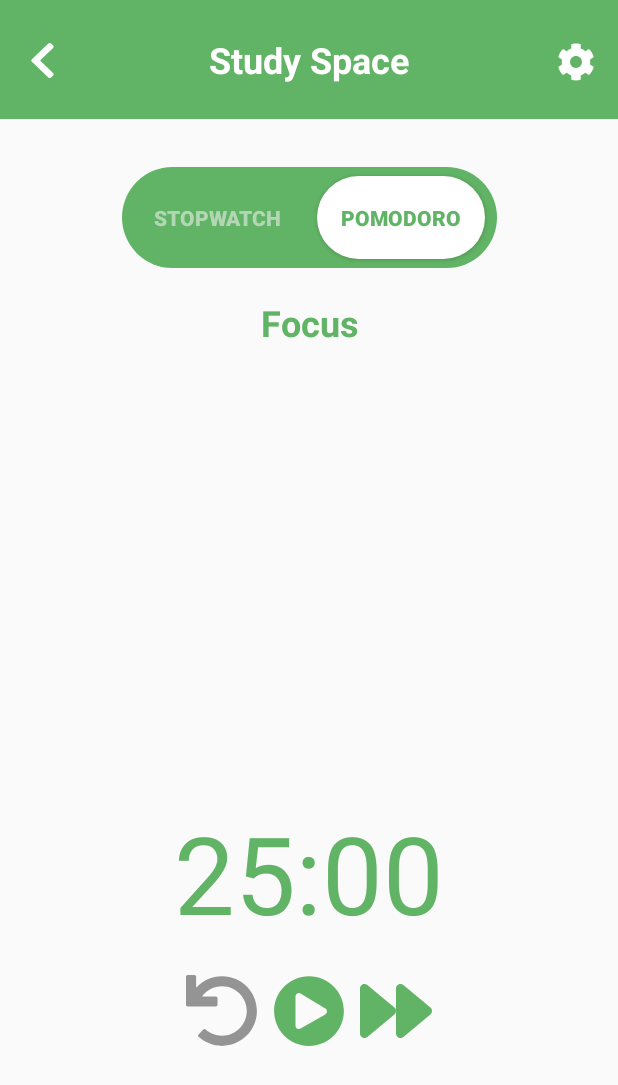
After one commit to pmlinh21/Mobile-21KTPM1-Group05, an Android app built with Jetpack Compose: the layout fragment_pomodoro.xml on its own in the app's theme, with its tools: preview values and no code run, on a phone screen of 412 x 824 dp. The commit adds this screen. Shown: the top 1085 px of the screen. Run offline under Robolectric (Android 15) with nearby library versions, the phone set to English and light mode, and no system bars.

Commit message:
layout study space, nav bar

```diff
--- /dev/null
+++ b/ApplePie/app/src/main/res/drawable/ic_back.xml
@@ -0,0 +1,18 @@
+<?xml version="1.0" encoding="utf-8"?>
+<!--
+    Android drawable generated by fa5ad-free project:
+    https://github.com/diwanoczko/fa5ad-free
+
+    Resource generated base on Font Awesome 5 Free icons set:
+    https://fontawesome.com/
+-->
+<vector xmlns:android="http://schemas.android.com/apk/res/android"
+    android:width="18dp"
+    android:height="27dp"
+    android:viewportWidth="320"
+    android:viewportHeight="512">
+    <path
+        android:fillColor="@color/white"
+        android:pathData="M34.52 239.03L228.87 44.69c9.37-9.37 24.57-9.37 33.94 0l22.67 22.67c9.36 9.36 9.37 24.52.04 33.9L131.49 256l154.02 154.75c9.34 9.38 9.32 24.54-.04 33.9l-22.67 22.67c-9.37 9.37-24.57 9.37-33.94 0L34.52 272.97c-9.37-9.37-9.37-24.57 0-33.94z"
+        />
+</vector>
--- /dev/null
+++ b/ApplePie/app/src/main/res/drawable/ic_forward.xml
@@ -0,0 +1,18 @@
+<?xml version="1.0" encoding="utf-8"?>
+<!--
+    Android drawable generated by fa5ad-free project:
+    https://github.com/diwanoczko/fa5ad-free
+
+    Resource generated base on Font Awesome 5 Free icons set:
+    https://fontawesome.com/
+-->
+<vector xmlns:android="http://schemas.android.com/apk/res/android"
+    android:width="24dp"
+    android:height="24dp"
+    android:viewportWidth="512"
+    android:viewportHeight="512">
+    <path
+        android:fillColor="@color/green"
+        android:pathData="M500.5 231.4l-192-160C287.9 54.3 256 68.6 256 96v320c0 27.4 31.9 41.8 52.5 24.6l192-160c15.3-12.8 15.3-36.4 0-49.2zm-256 0l-192-160C31.9 54.3 0 68.6 0 96v320c0 27.4 31.9 41.8 52.5 24.6l192-160c15.3-12.8 15.3-36.4 0-49.2z"
+        />
+</vector>
--- /dev/null
+++ b/ApplePie/app/src/main/res/drawable/ic_play.xml
@@ -0,0 +1,18 @@
+<?xml version="1.0" encoding="utf-8"?>
+<!--
+    Android drawable generated by fa5ad-free project:
+    https://github.com/diwanoczko/fa5ad-free
+
+    Resource generated base on Font Awesome 5 Free icons set:
+    https://fontawesome.com/
+-->
+<vector xmlns:android="http://schemas.android.com/apk/res/android"
+    android:width="24dp"
+    android:height="24dp"
+    android:viewportWidth="512"
+    android:viewportHeight="512">
+    <path
+        android:fillColor="@color/green"
+        android:pathData="M256 8C119 8 8 119 8 256s111 248 248 248 248-111 248-248S393 8 256 8zm115.7 272l-176 101c-15.8 8.8-35.7-2.5-35.7-21V152c0-18.4 19.8-29.8 35.7-21l176 107c16.4 9.2 16.4 32.9 0 42z"
+        />
+</vector>
--- /dev/null
+++ b/ApplePie/app/src/main/res/drawable/ic_setting.xml
@@ -0,0 +1,18 @@
+<?xml version="1.0" encoding="utf-8"?>
+<!--
+    Android drawable generated by fa5ad-free project:
+    https://github.com/diwanoczko/fa5ad-free
+
+    Resource generated base on Font Awesome 5 Free icons set:
+    https://fontawesome.com/
+-->
+<vector xmlns:android="http://schemas.android.com/apk/res/android"
+    android:width="25dp"
+    android:height="25dp"
+    android:viewportWidth="512"
+    android:viewportHeight="512">
+    <path
+        android:fillColor="@color/white"
+        android:pathData="M444.788 291.1l42.616 24.599c4.867 2.809 7.126 8.618 5.459 13.985-11.07 35.642-29.97 67.842-54.689 94.586a12.016 12.016 0 0 1-14.832 2.254l-42.584-24.595a191.577 191.577 0 0 1-60.759 35.13v49.182a12.01 12.01 0 0 1-9.377 11.718c-34.956 7.85-72.499 8.256-109.219.007-5.49-1.233-9.403-6.096-9.403-11.723v-49.184a191.555 191.555 0 0 1-60.759-35.13l-42.584 24.595a12.016 12.016 0 0 1-14.832-2.254c-24.718-26.744-43.619-58.944-54.689-94.586-1.667-5.366.592-11.175 5.459-13.985L67.212 291.1a193.48 193.48 0 0 1 0-70.199l-42.616-24.599c-4.867-2.809-7.126-8.618-5.459-13.985 11.07-35.642 29.97-67.842 54.689-94.586a12.016 12.016 0 0 1 14.832-2.254l42.584 24.595a191.577 191.577 0 0 1 60.759-35.13V25.759a12.01 12.01 0 0 1 9.377-11.718c34.956-7.85 72.499-8.256 109.219-.007 5.49 1.233 9.403 6.096 9.403 11.723v49.184a191.555 191.555 0 0 1 60.759 35.13l42.584-24.595a12.016 12.016 0 0 1 14.832 2.254c24.718 26.744 43.619 58.944 54.689 94.586 1.667 5.366-.592 11.175-5.459 13.985L444.788 220.9a193.485 193.485 0 0 1 0 70.2zM336 256c0-44.112-35.888-80-80-80s-80 35.888-80 80 35.888 80 80 80 80-35.888 80-80z"
+        />
+</vector>
--- /dev/null
+++ b/ApplePie/app/src/main/res/drawable/ic_undo.xml
@@ -0,0 +1,18 @@
+<?xml version="1.0" encoding="utf-8"?>
+<!--
+    Android drawable generated by fa5ad-free project:
+    https://github.com/diwanoczko/fa5ad-free
+
+    Resource generated base on Font Awesome 5 Free icons set:
+    https://fontawesome.com/
+-->
+<vector xmlns:android="http://schemas.android.com/apk/res/android"
+    android:width="24dp"
+    android:height="24dp"
+    android:viewportWidth="512"
+    android:viewportHeight="512">
+    <path
+        android:fillColor="@color/grey"
+        android:pathData="M212.333 224.333H12c-6.627 0-12-5.373-12-12V12C0 5.373 5.373 0 12 0h48c6.627 0 12 5.373 12 12v78.112C117.773 39.279 184.26 7.47 258.175 8.007c136.906.994 246.448 111.623 246.157 248.532C504.041 393.258 393.12 504 256.333 504c-64.089 0-122.496-24.313-166.51-64.215-5.099-4.622-5.334-12.554-.467-17.42l33.967-33.967c4.474-4.474 11.662-4.717 16.401-.525C170.76 415.336 211.58 432 256.333 432c97.268 0 176-78.716 176-176 0-97.267-78.716-176-176-176-58.496 0-110.28 28.476-142.274 72.333h98.274c6.627 0 12 5.373 12 12v48c0 6.627-5.373 12-12 12z"
+        />
+</vector>
--- /dev/null
+++ b/ApplePie/app/src/main/res/drawable/stopwatch_toggle_background.xml
@@ -0,0 +1,9 @@
+<shape xmlns:android="http://schemas.android.com/apk/res/android"
+    android:shape="rectangle">
+    <solid android:color="@color/white" />
+    <corners android:topLeftRadius="45dp"
+        android:topRightRadius="45dp"
+        android:bottomLeftRadius="45dp"
+        android:bottomRightRadius="45dp"
+ />
+</shape>
--- /dev/null
+++ b/ApplePie/app/src/main/res/drawable/study_toggle_background.xml
@@ -0,0 +1,9 @@
+<shape xmlns:android="http://schemas.android.com/apk/res/android"
+    android:shape="rectangle">
+    <solid android:color="@color/green" />
+    <corners android:topLeftRadius="45dp"
+        android:topRightRadius="45dp"
+        android:bottomLeftRadius="45dp"
+        android:bottomRightRadius="45dp"
+ />
+</shape>
--- /dev/null
+++ b/ApplePie/app/src/main/res/layout/fragment_pomodoro.xml
@@ -0,0 +1,164 @@
+<?xml version="1.0" encoding="utf-8"?>
+<androidx.constraintlayout.widget.ConstraintLayout xmlns:android="http://schemas.android.com/apk/res/android"
+    xmlns:app="http://schemas.android.com/apk/res-auto"
+    xmlns:tools="http://schemas.android.com/tools"
+
+    android:id="@+id/linearLayout"
+    android:layout_width="match_parent"
+    android:layout_height="match_parent">
+
+
+    <LinearLayout
+        android:id="@+id/pomodoro_layout_1"
+        android:layout_width="433dp"
+        android:layout_height="79dp"
+        android:background="@color/green"
+        android:orientation="horizontal"
+        app:layout_constraintEnd_toEndOf="parent"
+        app:layout_constraintStart_toStartOf="parent"
+        app:layout_constraintTop_toTopOf="parent">
+
+        <Button
+            android:id="@+id/back_btn"
+            android:layout_width="55dp"
+            android:layout_height="match_parent"
+            android:layout_weight="1"
+            android:background="@null"
+            android:contentDescription=" "
+            android:drawableBottom="@drawable/ic_back"
+            android:paddingStart="20dp"
+            android:paddingTop="25dp"
+            android:paddingEnd="20dp"
+            android:paddingBottom="25dp" />
+
+        <TextView
+            android:id="@+id/stopwatch_title"
+            android:layout_width="256dp"
+            android:layout_height="match_parent"
+            android:layout_weight="1"
+            android:gravity="center"
+            android:text="Study Space"
+            android:textColor="@color/white"
+            android:textSize="24dp"
+            android:textStyle="bold" />
+
+        <Button
+            android:id="@+id/setting_btn"
+            android:layout_width="55dp"
+            android:layout_height="match_parent"
+            android:layout_weight="1"
+            android:background="@null"
+            android:contentDescription=" "
+            android:drawableBottom="@drawable/ic_setting"
+            android:paddingStart="20dp"
+            android:paddingTop="25dp"
+            android:paddingEnd="20dp"
+            android:paddingBottom="25dp" />
+    </LinearLayout>
+
+    <LinearLayout
+        android:id="@+id/pomodoro_layout_2"
+        android:layout_width="250dp"
+        android:layout_height="67dp"
+        android:layout_marginTop="32dp"
+        android:background="@drawable/study_toggle_background"
+        android:orientation="horizontal"
+        app:layout_constraintEnd_toEndOf="parent"
+        app:layout_constraintStart_toStartOf="parent"
+        app:layout_constraintTop_toBottomOf="@+id/pomodoro_layout_1">
+
+        <Button
+            android:id="@+id/stopwatch_btn"
+            android:layout_width="100dp"
+            android:layout_height="55dp"
+            android:layout_weight="1"
+            android:textStyle="bold"
+            android:background="@null"
+            android:text="Stopwatch"
+            android:textColor="@color/light_green"
+            android:layout_marginEnd="5dp"
+            android:layout_marginStart="8dp"
+            android:layout_marginTop="6dp"
+            android:layout_marginBottom="10dp"/>
+
+        <Button
+            android:id="@+id/pomo_btn"
+            android:layout_width="100dp"
+            android:layout_height="55dp"
+            android:layout_weight="1"
+            android:textStyle="bold"
+            android:background="@drawable/stopwatch_toggle_background"
+            android:text="Pomodoro"
+            android:textColor="@color/green"
+            android:layout_marginStart="5dp"
+            android:layout_marginEnd="8dp"
+            android:layout_marginTop="6dp"
+            android:layout_marginBottom="10dp"/>
+
+    </LinearLayout>
+
+
+    <TextView
+        android:id="@+id/pomodoro_time"
+        android:layout_width="wrap_content"
+        android:layout_height="wrap_content"
+        android:text="25:00"
+        android:textColor="@color/green"
+        android:textSize="72dp"
+        app:layout_constraintBottom_toBottomOf="parent"
+        app:layout_constraintEnd_toEndOf="parent"
+        app:layout_constraintHorizontal_bias="0.501"
+        app:layout_constraintStart_toStartOf="parent"
+        app:layout_constraintTop_toBottomOf="@+id/pomodoro_layout_1"
+        app:layout_constraintVertical_bias="0.701" />
+
+    <Button
+        android:id="@+id/undo_btn"
+        android:layout_width="48dp"
+        android:layout_height="48dp"
+        android:layout_marginStart="124dp"
+        android:layout_marginTop="20dp"
+        android:layout_weight="1"
+        android:background="@drawable/ic_undo"
+        android:contentDescription=" "
+        app:layout_constraintStart_toStartOf="parent"
+        app:layout_constraintTop_toBottomOf="@+id/pomodoro_time" />
+
+    <Button
+        android:id="@+id/play_btn"
+        android:layout_width="48dp"
+        android:layout_height="48dp"
+        android:layout_weight="1"
+        android:background="@drawable/ic_play"
+        android:contentDescription=" "
+        app:layout_constraintEnd_toStartOf="@+id/forward_btn"
+        app:layout_constraintStart_toEndOf="@+id/undo_btn"
+        app:layout_constraintTop_toTopOf="@+id/undo_btn" />
+
+    <Button
+        android:id="@+id/forward_btn"
+        android:layout_width="48dp"
+        android:layout_height="48dp"
+        android:layout_marginEnd="124dp"
+        android:layout_weight="1"
+        android:background="@drawable/ic_forward"
+        android:contentDescription=" "
+        app:layout_constraintEnd_toEndOf="parent"
+        app:layout_constraintTop_toTopOf="@+id/undo_btn" />
+
+    <TextView
+        android:id="@+id/pomodoro_mode"
+        android:layout_width="wrap_content"
+        android:layout_height="wrap_content"
+        android:layout_marginTop="20dp"
+        android:text="Focus"
+        android:textColor="@color/green"
+        android:textSize="24dp"
+        android:textStyle="bold"
+        app:layout_constraintEnd_toEndOf="parent"
+        app:layout_constraintHorizontal_bias="0.501"
+        app:layout_constraintStart_toStartOf="parent"
+        app:layout_constraintTop_toBottomOf="@+id/pomodoro_layout_2" />
+
+
+</androidx.constraintlayout.widget.ConstraintLayout>
--- a/ApplePie/app/src/main/res/values/colors.xml
+++ b/ApplePie/app/src/main/res/values/colors.xml
@@ -1,10 +1,10 @@
 <?xml version="1.0" encoding="utf-8"?>
 <resources>
-    <color name="purple_200">#FFBB86FC</color>
-    <color name="purple_500">#FF6200EE</color>
-    <color name="purple_700">#FF3700B3</color>
-    <color name="teal_200">#FF03DAC5</color>
-    <color name="teal_700">#FF018786</color>
-    <color name="black">#FF000000</color>
+    <color name="light_light_green">#E3ECE3</color>
+    <color name="light_green">#B3D7B4</color>
+    <color name="green">#61B365</color>
+    <color name="black">#484C52</color>
+    <color name="grey">#949494</color>
     <color name="white">#FFFFFFFF</color>
+
 </resources>
--- a/ApplePie/app/src/main/res/values/strings.xml
+++ b/ApplePie/app/src/main/res/values/strings.xml
@@ -1,3 +1,4 @@
 <resources>
     <string name="app_name">Apple Pie</string>
+    <string name="placeholder">hint text</string>
 </resources>
```
Also changed, not shown: ApplePie/app/src/main/res/drawable/ic_account.xml (added, +18 -0 lines), ApplePie/app/src/main/res/drawable/ic_create_task.xml (added, +18 -0 lines), ApplePie/app/src/main/res/drawable/ic_home.xml (added, +18 -0 lines), ApplePie/app/src/main/res/drawable/ic_next.xml (added, +18 -0 lines), ApplePie/app/src/main/res/drawable/ic_pause.xml (added, +18 -0 lines), ApplePie/app/src/main/res/drawable/ic_report.xml (added, +18 -0 lines), ApplePie/app/src/main/res/drawable/ic_study.xml (added, +18 -0 lines), ApplePie/app/src/main/res/drawable/navbar_background.xml (added, +7 -0 lines), ApplePie/app/src/main/res/layout/activity_main.xml (+83 -3 lines), ApplePie/app/src/main/res/layout/fragment_stopwatch.xml (added, +141 -0 lines).
